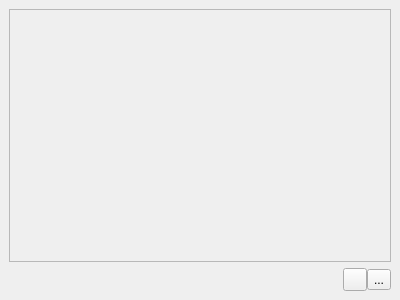
Meldrion/Ignis-Editor, file component/tilesetdock.ui: the form before one commit.
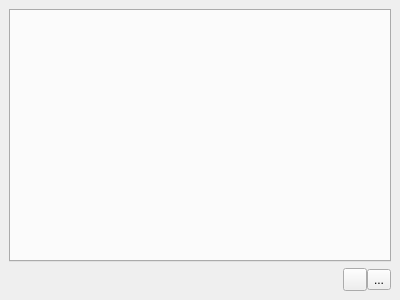
The form after the commit. Icons and pictures are not drawn.

What changed in the file:
```diff
--- a/component/tilesetdock.ui
+++ b/component/tilesetdock.ui
@@ -16,20 +16,10 @@
   <widget class="QWidget" name="dockWidgetContents">
    <layout class="QVBoxLayout" name="verticalLayout">
     <item>
-     <widget class="QScrollArea" name="scrollArea">
-      <property name="widgetResizable">
-       <bool>true</bool>
+     <widget class="QTabWidget" name="tilesetTabber">
+      <property name="currentIndex">
+       <number>-1</number>
       </property>
-      <widget class="QWidget" name="scrollAreaWidgetContents">
-       <property name="geometry">
-        <rect>
-         <x>0</x>
-         <y>0</y>
-         <width>380</width>
-         <height>225</height>
-        </rect>
-       </property>
-      </widget>
      </widget>
     </item>
     <item>
```
